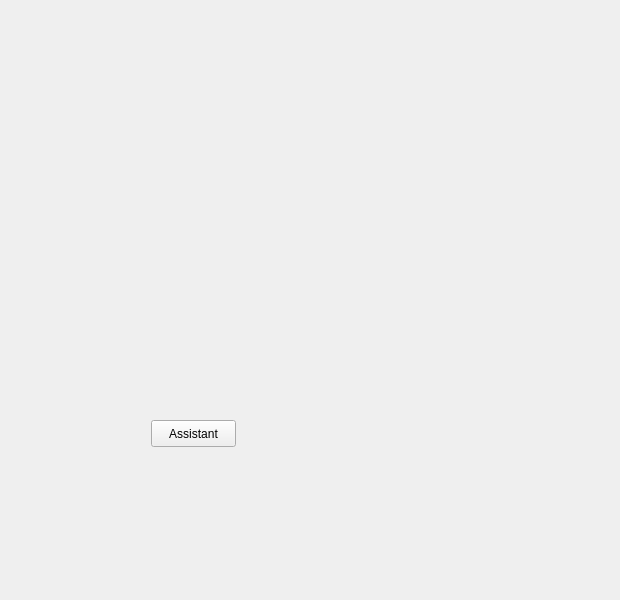
This is android/android-emu/android/skin/qt/extended-pages/tv-remote-page.ui in aosp-mirror/platform_external_qemu as Qt 5 draws it before an edit. The edited form follows.
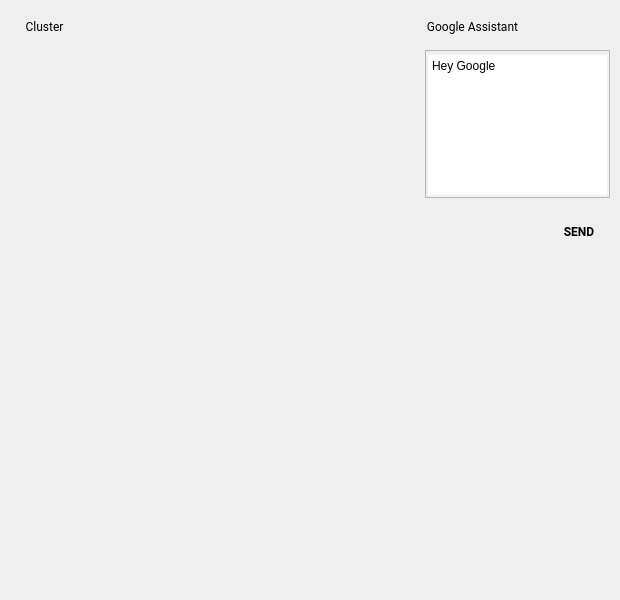
This is the edited form. Icons and pictures are not drawn. Custom widgets are drawn as their Qt base class.

Commit message:
Allow text input for the Assistant button.
Test: Manual testing, running the emulator with the "-feature
TvRemote" and "-debug-tvremote" options.

Patch:
```diff
--- a/android/android-emu/android/skin/qt/extended-pages/tv-remote-page.ui
+++ b/android/android-emu/android/skin/qt/extended-pages/tv-remote-page.ui
@@ -13,6 +13,27 @@
   <property name="windowTitle">
    <string>Form</string>
   </property>
+  <widget class="QGroupBox" name="tvRemote_clusterTitle">
+    <property name="geometry">
+    <rect>
+      <x>24</x>
+      <y>17</y>
+      <width>181</width>
+      <height>21</height>
+    </rect>
+    </property>
+    <property name="font">
+    <font>
+      <family>Roboto</family>
+    </font>
+    </property>
+    <property name="styleSheet">
+    <string notr="true">border: 0px;</string>
+    </property>
+    <property name="title">
+    <string>Cluster</string>
+    </property>
+  </widget>
   <widget class="QPushButton" name="tvRemote_downButton">
    <property name="geometry">
     <rect>
@@ -328,19 +349,6 @@
     <bool>false</bool>
    </property>
   </widget>
-  <widget class="QPushButton" name="tvRemote_assistantButton">
-   <property name="geometry">
-    <rect>
-     <x>151</x>
-     <y>420</y>
-     <width>85</width>
-     <height>27</height>
-    </rect>
-   </property>
-   <property name="text">
-    <string>Assistant</string>
-   </property>
-  </widget>
 <widget class="QPushButton" name="tvRemote_watchlistButton">
    <property name="geometry">
     <rect>
@@ -376,7 +384,86 @@
     <bool>false</bool>
    </property>
   </widget>
+  <widget class="QGroupBox" name="tvRemote_assistantTitle">
+    <property name="geometry">
+    <rect>
+      <x>425</x>
+      <y>17</y>
+      <width>181</width>
+      <height>21</height>
+    </rect>
+    </property>
+    <property name="font">
+    <font>
+      <family>Roboto</family>
+    </font>
+    </property>
+    <property name="styleSheet">
+    <string notr="true">border: 0px;</string>
+    </property>
+    <property name="title">
+    <string>Google Assistant</string>
+    </property>
+  </widget>
+  <widget class="QPlainTextEdit" name="tvRemote_assistantTextBox">
+   <property name="geometry">
+    <rect>
+     <x>425</x>
+     <y>50</y>
+     <width>185</width>
+     <height>148</height>
+    </rect>
+   </property>
+   <property name="styleSheet">
+    <string notr="true">padding: 4px 2px 2px 2px;</string>
+   </property>
+   <property name="plainText">
+    <string>Hey Google</string>
+   </property>
+   <property name="ColorGroup" stdset="0">
+    <string>TextInputBox</string>
+   </property>
+   <property name="report_metrics" stdset="0">
+    <bool>false</bool>
+   </property>
+  </widget>
+  <widget class="RaisedMaterialButton" name="tvRemote_assistantButton">
+    <property name="geometry">
+    <rect>
+      <x>548</x>
+      <y>214</y>
+      <width>62</width>
+      <height>34</height>
+    </rect>
+    </property>
+    <property name="font">
+    <font>
+      <family>Roboto</family>
+      <weight>75</weight>
+      <bold>true</bold>
+    </font>
+    </property>
+    <property name="text">
+    <string>SEND</string>
+    </property>
+    <property name="flat">
+    <bool>true</bool>
+    </property>
+    <property name="ColorGroup" stdset="0">
+    <string>Button</string>
+    </property>
+    <property name="report_metrics" stdset="0">
+    <bool>false</bool>
+    </property>
+  </widget>
  </widget>
+ <customwidgets>
+  <customwidget>
+   <class>RaisedMaterialButton</class>
+   <extends>QPushButton</extends>
+   <header>android/skin/qt/raised-material-button.h</header>
+  </customwidget>
+ </customwidgets>
  <resources>
   <include location="../resources.qrc"/>
  </resources>
```
The commit also changes 1 other file.
